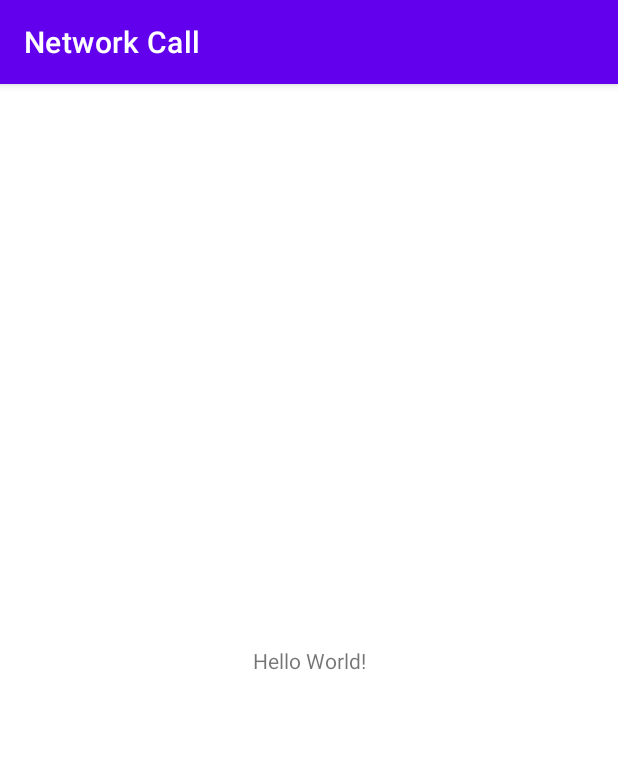
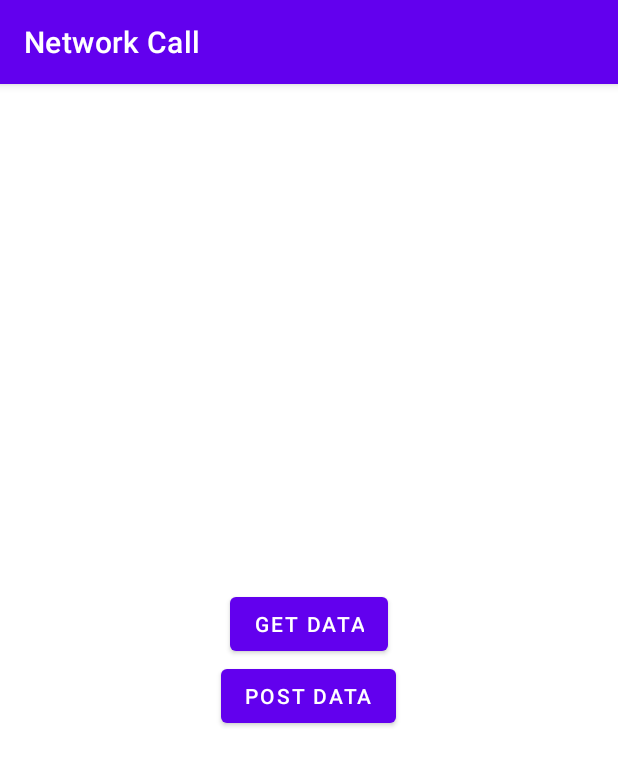
Before and after one commit to The-mover/kotlin-basics, an Android app: the screen it shows after launch (MainActivity), on a phone screen of 412 x 824 dp. Shown: the top 766 px of the screen. Run offline under Robolectric (Android 15) with nearby library versions, the phone set to English and light mode, and no system bars.

Commit message:
Refactored the code and try to implement oop

```diff
--- /dev/null
+++ b/network-call/app/src/main/java/com/example/networkcall/Activity/MainActivity.kt
@@ -0,0 +1,56 @@
+package com.example.networkcall.Activity
+
+import android.os.Bundle
+import android.widget.Button
+import android.widget.Toast
+import androidx.appcompat.app.AppCompatActivity
+import com.example.networkcall.Model.MyDataItem
+import com.example.networkcall.NetworkRelatedClass.NetworkCall
+import com.example.networkcall.NetworkRelatedClass.ResponseCallback
+import com.example.networkcall.R
+
+
+class MainActivity : AppCompatActivity() {
+
+    private lateinit var getBtn: Button
+    private lateinit var setBtn: Button
+
+    override fun onCreate(savedInstanceState: Bundle?) {
+        super.onCreate(savedInstanceState)
+        setContentView(R.layout.activity_main)
+
+        getBtn = findViewById(R.id.get_data_btn)
+        setBtn = findViewById(R.id.post_data_btn)
+
+        val myApiService = NetworkCall()
+
+        getBtn.setOnClickListener {
+            myApiService.getDataFromServer(object : ResponseCallback<String> {
+                override fun onSuccess(data: String) {
+                    showToast(data)
+                }
+
+                override fun onError(error: Throwable) {
+                    showToast(error.toString())
+                }
+            })
+        }
+
+        setBtn.setOnClickListener {
+            val myDataItem = MyDataItem("I am trying to make a post request", 101, "Post Request", 22)
+            myApiService.postDataToServer(myDataItem, object : ResponseCallback<String> {
+                override fun onSuccess(data: String) {
+                    showToast(data)
+                }
+
+                override fun onError(error: Throwable) {
+                    showToast(error.toString())
+                }
+            })
+        }
+    }
+
+    private fun showToast(msg: String) {
+        Toast.makeText(applicationContext, msg, Toast.LENGTH_LONG).show()
+    }
+}
--- a/network-call/app/src/main/java/com/example/networkcall/MainActivity.kt
+++ /dev/null
@@ -1,72 +0,0 @@
-package com.example.networkcall
-
-import androidx.appcompat.app.AppCompatActivity
-import android.os.Bundle
-import android.util.Log
-import android.widget.TextView
-import retrofit2.Call
-import retrofit2.Callback
-import retrofit2.Response
-import retrofit2.Retrofit
-import retrofit2.converter.gson.GsonConverterFactory
-
-const val BASE_URL = "https://jsonplaceholder.typicode.com/"
-
-class MainActivity : AppCompatActivity() {
-    private lateinit var headingTV: TextView
-
-    override fun onCreate(savedInstanceState: Bundle?) {
-        super.onCreate(savedInstanceState)
-        setContentView(R.layout.activity_main)
-
-        headingTV = findViewById(R.id.heading_tv)
-
-        getMyData()
-    }
-
-    private fun getMyData() {
-        val retrofitBuilder = Retrofit.Builder()
-            .addConverterFactory(GsonConverterFactory.create())
-            .baseUrl(BASE_URL)
-            .build()
-            .create(ApiInterface::class.java)
-
-        val retrofitData = retrofitBuilder.getData()
-
-        retrofitData.enqueue(object : Callback<List<MyDataItem>?> {
-            override fun onResponse(
-                call: Call<List<MyDataItem>?>,
-                response: Response<List<MyDataItem>?>
-            ) {
-                val responseBody = response.body()!!
-                val myStringBuilder = StringBuilder()
-
-                for (myData in responseBody) {
-                    myStringBuilder.append(myData.title)
-                    myStringBuilder.append("\n")
-                }
-
-                headingTV.text = myStringBuilder
-            }
-
-            override fun onFailure(call: Call<List<MyDataItem>?>, t: Throwable) {
-                Log.d("MainActivity", "onFailure: ${t.message}")
-            }
-        })
-
-        // post related code
-        val myDataItem = MyDataItem("I am trying to make a post request", 101, "Post Request", 22)
-        val retrofitAddPost = retrofitBuilder.addPost(myDataItem)
-
-        retrofitAddPost.enqueue(object : Callback<MyDataItem?> {
-            override fun onResponse(call: Call<MyDataItem?>, response: Response<MyDataItem?>) {
-                val responseBody = response.body()!!
-                Log.d("MainActivity", "Here is the title: ${responseBody.title}")
-            }
-
-            override fun onFailure(call: Call<MyDataItem?>, t: Throwable) {
-                Log.e("MainActivity", t.toString())
-            }
-        })
-    }
-}
--- a/network-call/app/src/main/java/com/example/networkcall/MyData.kt
+++ b/network-call/app/src/main/java/com/example/networkcall/Model/MyData.kt
@@ -1,3 +1,3 @@
-package com.example.networkcall
+package com.example.networkcall.Model
 
 class MyData : ArrayList<MyDataItem>()
--- a/network-call/app/src/main/java/com/example/networkcall/MyDataItem.kt
+++ b/network-call/app/src/main/java/com/example/networkcall/Model/MyDataItem.kt
@@ -1,4 +1,4 @@
-package com.example.networkcall
+package com.example.networkcall.Model
 
 data class MyDataItem(
     val body: String,
--- a/network-call/app/src/main/java/com/example/networkcall/ApiInterface.kt
+++ b/network-call/app/src/main/java/com/example/networkcall/NetworkRelatedClass/ApiInterface.kt
@@ -1,5 +1,6 @@
-package com.example.networkcall
+package com.example.networkcall.NetworkRelatedClass
 
+import com.example.networkcall.Model.MyDataItem
 import retrofit2.Call
 import retrofit2.http.Body
 import retrofit2.http.GET
--- /dev/null
+++ b/network-call/app/src/main/java/com/example/networkcall/NetworkRelatedClass/MyApiService.kt
@@ -0,0 +1,9 @@
+package com.example.networkcall.NetworkRelatedClass
+
+import com.example.networkcall.Model.MyData
+import com.example.networkcall.Model.MyDataItem
+
+interface MyApiService {
+    fun getDataFromServer(callback: ResponseCallback<String>)
+    fun postDataToServer(myData: MyDataItem,callback: ResponseCallback<String>)
+}
--- /dev/null
+++ b/network-call/app/src/main/java/com/example/networkcall/NetworkRelatedClass/ResponseCallback.kt
@@ -0,0 +1,6 @@
+package com.example.networkcall.NetworkRelatedClass
+
+interface ResponseCallback<T> {
+    fun onSuccess(data: T)
+    fun onError(error: Throwable)
+}
--- a/network-call/app/src/main/res/layout/activity_main.xml
+++ b/network-call/app/src/main/res/layout/activity_main.xml
@@ -1,19 +1,24 @@
 <?xml version="1.0" encoding="utf-8"?>
-<androidx.constraintlayout.widget.ConstraintLayout xmlns:android="http://schemas.android.com/apk/res/android"
+<LinearLayout xmlns:android="http://schemas.android.com/apk/res/android"
     xmlns:app="http://schemas.android.com/apk/res-auto"
     xmlns:tools="http://schemas.android.com/tools"
     android:layout_width="match_parent"
     android:layout_height="match_parent"
-    tools:context=".MainActivity">
+    android:gravity="center"
+    android:orientation="vertical"
+    tools:context=".Activity.MainActivity">
 
-    <TextView
-        android:id="@+id/heading_tv"
+    <Button
+        android:id="@+id/get_data_btn"
         android:layout_width="wrap_content"
         android:layout_height="wrap_content"
-        android:text="Hello World!"
-        app:layout_constraintBottom_toBottomOf="parent"
-        app:layout_constraintLeft_toLeftOf="parent"
-        app:layout_constraintRight_toRightOf="parent"
-        app:layout_constraintTop_toTopOf="parent" />
+        android:text="Get Data" />
 
-</androidx.constraintlayout.widget.ConstraintLayout>
+    <Button
+        android:id="@+id/post_data_btn"
+        android:layout_width="wrap_content"
+        android:layout_height="wrap_content"
+        android:text="Post Data" />
+
+
+</LinearLayout>
```
Also changed, not shown: network-call/app/src/main/AndroidManifest.xml (+8 -1 lines), network-call/app/src/main/java/com/example/networkcall/NetworkRelatedClass/NetworkCall.kt (added, +52 -0 lines), network-call/app/src/main/java/com/example/networkcall/NetworkRelatedClass/RetrofitApiClient.kt (added, +20 -0 lines).
